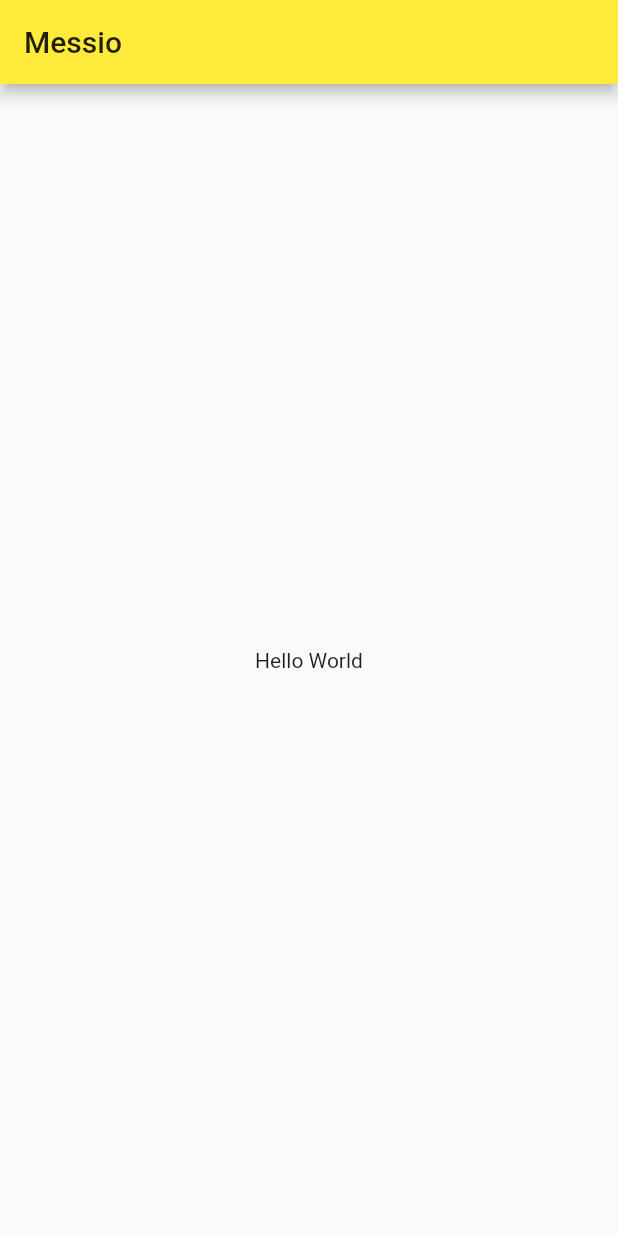
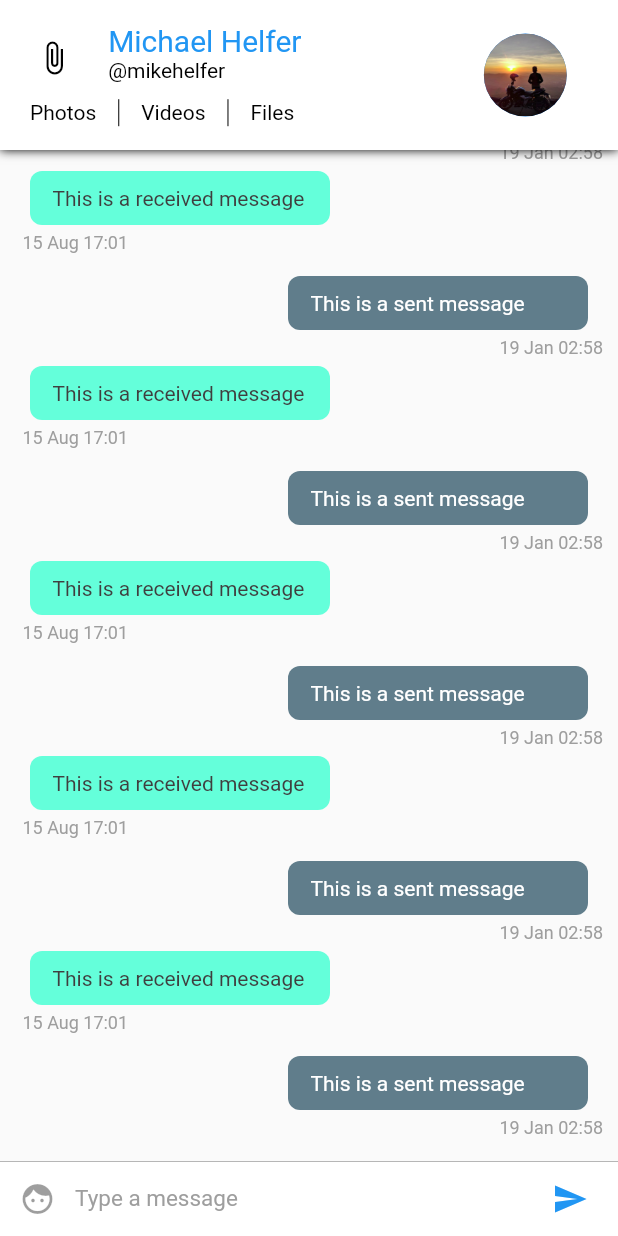
Before and after one commit to mhelfer/messio_tutorial, a Flutter app: the screen it shows after launch, on a phone screen of 412 x 824 dp. Run offline on Flutter 3.47's test engine with Material 2 defaults, Android fonts, the phone set to English and light mode, and no system bars.

Commit message:
implemented all of 'Day 3–4 : Building a Chat Screen in Flutter'

```diff
--- /dev/null
+++ b/lib/config/Assets.dart
@@ -0,0 +1,3 @@
+class Assets{
+  static String user = 'assets/user.png';
+}
--- /dev/null
+++ b/lib/config/Palette.dart
@@ -0,0 +1,14 @@
+import 'package:flutter/material.dart';
+
+class Palette{
+  static Color primaryColor = Colors.blue;
+  static Color secondaryColor = Colors.black;
+  static Color primaryTextColor = Colors.black;
+  static Color secondaryTextColor = Colors.black87;
+  static Color primaryBackgroundColor = Colors.white;
+  static Color selfMessageBackgroundColor = Colors.blueGrey;
+  static Color otherMessageBackgroundColor = Colors.tealAccent;
+  static Color selfMessageColor = Colors.white;
+  static Color otherMessageColor = Color(0xff3f3f3f);
+  static Color greyColor = Colors.grey;
+}
--- a/lib/main.dart
+++ b/lib/main.dart
@@ -1,41 +1,18 @@
 import 'package:flutter/material.dart';
+import 'pages/ConversationPageList.dart';
 
-void main() => runApp(MyApp());
+void main() => runApp(Messio());
 
-class MyApp extends StatelessWidget {
+class Messio extends StatelessWidget {
   // This widget is the root of your application.
   @override
   Widget build(BuildContext context) {
     return MaterialApp(
       title: 'Messio',
       theme: ThemeData(
-        primarySwatch: Colors.yellow,
+        primarySwatch: Colors.blue,
       ),
-      home: MyHomePage(title: 'Messio'),
+      home: ConversationPageList(),
     );
   }
 }
-
-class MyHomePage extends StatefulWidget {
-  MyHomePage({Key key, this.title}) : super(key: key);
-
-  final String title;
-
-  @override
-  _MyHomePageState createState() => _MyHomePageState();
-}
-
-class _MyHomePageState extends State<MyHomePage> {
-
-  @override
-  Widget build(BuildContext context) {
-    return Scaffold(
-      appBar: AppBar(
-        title: Text(widget.title),
-      ),
-      body: Center(
-          child: Text('Hello World')
-      ),
-    );
-  }
-}
--- a/lib/pages/ConversationPage.dart
+++ b/lib/pages/ConversationPage.dart
@@ -1,4 +1,29 @@
-import 'package:flutter/material.dart'
+import 'package:flutter/material.dart';
 import 'package:messio/widgets/ChatAppBar.dart';
 import 'package:messio/widgets/ChatListWidget.dart';
 import 'package:messio/widgets/InputWidget.dart';
+
+class ConversationPage extends StatefulWidget {
+  @override
+  _ConversationPageState createState() => _ConversationPageState();
+}
+
+class _ConversationPageState extends State<ConversationPage>{
+
+  @override
+  Widget build(BuildContext context) {
+    return SafeArea(
+      child: Scaffold(
+        appBar: ChatAppBar(),
+        body: Stack(children: <Widget>[
+          Column(
+            children: <Widget> [
+              ChatListWidget(),
+                InputWidget()
+            ]
+          )
+        ]),
+      ),
+    );
+  }
+}
--- /dev/null
+++ b/lib/pages/ConversationPageList.dart
@@ -0,0 +1,24 @@
+import 'package:flutter/material.dart';
+import 'ConversationPage.dart';
+
+class ConversationPageList extends StatefulWidget {
+
+  @override
+  _ConversationPageListState createState() => _ConversationPageListState();
+}
+
+class _ConversationPageListState extends State<ConversationPageList> {
+
+  @override
+  Widget build(BuildContext context) {
+    return PageView(
+      children: <Widget>[
+        ConversationPage(),
+        ConversationPage(),
+        ConversationPage()
+      ],
+    );
+
+
+  }
+}
--- /dev/null
+++ b/lib/widgets/ChatAppBar.dart
@@ -0,0 +1,112 @@
+import 'package:flutter/material.dart';
+import 'package:messio/config/Assets.dart';
+import 'package:messio/config/Palette.dart';
+
+
+class ChatAppBar extends StatelessWidget implements PreferredSizeWidget {
+
+  final double height = 100;
+
+
+  @override
+  Widget build(BuildContext context) {
+    var textHeading = TextStyle(color: Palette.primaryColor, fontSize: 20);
+    var textStyle = TextStyle(color: Palette.secondaryColor);
+
+    double width = MediaQuery.of(context).size.width;
+
+    return Material(
+      child: Container(
+        decoration: new BoxDecoration(boxShadow: [new BoxShadow(color: Colors.black, blurRadius: 5.0)]),
+        child: Container(
+          color: Palette.primaryBackgroundColor,
+          child: Row(children: <Widget>[
+            Expanded(
+              flex: 7,
+              child: Center(
+                child: Column(
+                  mainAxisSize: MainAxisSize.min,
+                  children: <Widget>[
+                    Container(
+                      height: 70 - (width *.06),
+                      child: Row(
+                        crossAxisAlignment: CrossAxisAlignment.start,
+                        children: <Widget>[
+                          Expanded(
+                            flex: 2,
+                            child: Center(
+                              child: Icon(Icons.attach_file, color: Palette.secondaryColor)
+                            ),
+                          ),
+                          Expanded(
+                            flex: 6,
+                            child: Column(
+                              crossAxisAlignment: CrossAxisAlignment.start,
+                              mainAxisAlignment: MainAxisAlignment.center,
+                              mainAxisSize: MainAxisSize.min,
+
+                              children: <Widget>[
+                                Text("Michael Helfer", style: textHeading),
+                                Text("@mikehelfer", style: textStyle)
+                              ],
+                            ),
+                          )
+                        ],
+                      )
+                    ),
+                    Container(
+                      height: 23,
+                      padding: EdgeInsets.fromLTRB(20, 5, 5, 0),
+                      child: Row(
+                        mainAxisAlignment: MainAxisAlignment.start,
+                        crossAxisAlignment: CrossAxisAlignment.center,
+                        children: <Widget>[
+                          Text(
+                            'Photos',
+                            style: textStyle,
+                          ),
+                          VerticalDivider(
+                            width: 30,
+                            color: Palette.primaryTextColor,
+                          ),
+                          Text(
+                            'Videos',
+                            style: textStyle,
+                          ),
+                          VerticalDivider(
+                            width: 30,
+                            color: Palette.primaryTextColor,
+                          ),
+                          Text(
+                            'Files',
+                            style: textStyle,
+                          )
+                        ],
+                      )
+                    ),
+                  ],
+                ),
+              ),
+            ),
+            Expanded(
+              flex: 3,
+              child: Container(
+                child: Center(
+                  child: CircleAvatar(
+                    radius: (80-(width * .06)) / 2,
+                    backgroundImage: Image.asset(Assets.user).image,
+                  ),
+                ),
+              ),
+            )
+          ],)
+        ),
+      ),
+    );
+  }
+
+  @override
+  Size get preferredSize {
+    return Size.fromHeight(height);
+  }
+}
--- /dev/null
+++ b/lib/widgets/ChatItemWidget.dart
@@ -0,0 +1,82 @@
+import 'package:flutter/cupertino.dart';
+import 'package:messio/config/Palette.dart';
+import 'package:intl/intl.dart';
+
+class ChatItemWidget extends StatelessWidget{
+  var index;
+
+  ChatItemWidget(this.index);
+
+  @override
+  Widget build(BuildContext context) {
+    if(index % 2 == 0){
+      return Container(
+        child: Column(children: <Widget>[
+          Row(
+            children: <Widget>[
+              Container(
+                child: Text('This is a sent message', style: TextStyle(color: Palette.selfMessageColor)),
+                padding: EdgeInsets.fromLTRB(15.0, 10.0, 15.0, 10.0),
+                width: 200.0,
+                decoration: BoxDecoration(
+                  color: Palette.selfMessageBackgroundColor,
+                  borderRadius: BorderRadius.circular(8.0),
+                ),
+                margin: EdgeInsets.only(right: 10.0),
+              )
+            ],
+            mainAxisAlignment: MainAxisAlignment.end, // align to the right end,
+          ),
+          Row(
+            mainAxisAlignment: MainAxisAlignment.end,
+            children: <Widget>[
+              Container(
+                child: Text(
+                  DateFormat('dd MMM kk:mm').format(DateTime.fromMicrosecondsSinceEpoch(1565888474278)),
+                  style: TextStyle(color: Palette.greyColor, fontSize: 12.0, fontStyle: FontStyle.normal),
+                ),
+                margin: EdgeInsets.only(left: 5.0, top: 5.0, bottom: 5.0),
+              )
+            ],
+          )
+        ],),
+      );
+    } else {
+      return Container(
+        child: Column(
+          children: <Widget>[
+            Row(
+              children: <Widget>[
+                Container(
+                  child: Text(
+                    'This is a received message',
+                    style: TextStyle(color: Palette.otherMessageColor),
+                  ),
+                  padding: EdgeInsets.fromLTRB(15.0, 10.0, 15.0, 10.0),
+                  width: 200.0,
+                  decoration: BoxDecoration(
+                      color: Palette.otherMessageBackgroundColor,
+                      borderRadius: BorderRadius.circular(8.0)),
+                  margin: EdgeInsets.only(left: 10.0),
+                )
+              ],
+            ),
+            Container(
+              child: Text(
+                DateFormat('dd MMM kk:mm')
+                    .format(DateTime.fromMillisecondsSinceEpoch(1565888474278)),
+                style: TextStyle(
+                    color: Palette.greyColor,
+                    fontSize: 12.0,
+                    fontStyle: FontStyle.normal),
+              ),
+              margin: EdgeInsets.only(left: 5.0, top: 5.0, bottom: 5.0),
+            )
+          ],
+          crossAxisAlignment: CrossAxisAlignment.start,
+        ),
+        margin: EdgeInsets.only(bottom: 10.0),
+      );
+    }
+  }
+}
--- /dev/null
+++ b/lib/widgets/ChatListWidget.dart
@@ -0,0 +1,19 @@
+import 'package:flutter/cupertino.dart';
+import 'package:messio/widgets/ChatItemWidget.dart';
+
+class ChatListWidget extends StatelessWidget{
+  final ScrollController listScrollController = new ScrollController();
+
+  @override
+  Widget build(BuildContext context) {
+    return Flexible(
+      child: ListView.builder(
+        padding: EdgeInsets.all(10.0),
+        itemBuilder: (context, index) => ChatItemWidget(index),
+        itemCount: 20,
+        reverse: true,
+        controller: listScrollController,
+      ),
+    );
+  }
+}
--- /dev/null
+++ b/lib/widgets/InputWidget.dart
@@ -0,0 +1,61 @@
+
+import 'package:flutter/material.dart';
+import 'package:messio/config/Palette.dart';
+
+class InputWidget extends StatelessWidget {
+
+  final TextEditingController textEditingController = new TextEditingController();
+
+  @override
+  Widget build(BuildContext context) {
+    return Container(
+      child: Row(
+        children: <Widget>[
+          Material(
+            child: new Container(
+              margin: new EdgeInsets.symmetric(horizontal: 1.0),
+              child: new IconButton(
+                icon: new Icon(Icons.face),
+                color: Palette.primaryColor,
+              ),
+            ),
+            color: Colors.white,
+          ),
+
+          // Text input
+          Flexible(
+            child: Container(
+              child: TextField(
+                style: TextStyle(color: Palette.primaryTextColor, fontSize: 15.0),
+                controller: textEditingController,
+                decoration: InputDecoration.collapsed(
+                  hintText: 'Type a message',
+                  hintStyle: TextStyle(color: Palette.greyColor),
+                ),
+              ),
+            ),
+          ),
+
+          // Send Message Button
+          Material(
+            child: new Container(
+              margin: new EdgeInsets.symmetric(horizontal: 8.0),
+              child: new IconButton(
+                icon: new Icon(Icons.send),
+                onPressed: () => {},
+                color: Palette.primaryColor,
+              ),
+            ),
+            color: Colors.white,
+          ),
+        ],
+      ),
+      width: double.infinity,
+      height: 50.0,
+      decoration: new BoxDecoration(
+          border: new Border(
+              top: new BorderSide(color: Palette.greyColor, width: 0.5)),
+          color: Colors.white),
+    );
+  }
+}
--- a/pubspec.yaml
+++ b/pubspec.yaml
@@ -19,6 +19,7 @@ environment:
 dependencies:
   flutter:
     sdk: flutter
+  intl: ^0.15.8
 
   # The following adds the Cupertino Icons font to your application.
   # Use with the CupertinoIcons class for iOS style icons.
@@ -34,6 +35,9 @@ dev_dependencies:
 
 # The following section is specific to Flutter.
 flutter:
+
+  assets:
+    - assets/
 
   # The following line ensures that the Material Icons font is
   # included with your application, so that you can use the icons in
```
Also changed, not shown: assets/user.png (added), pubspec.lock, 2 other files.
